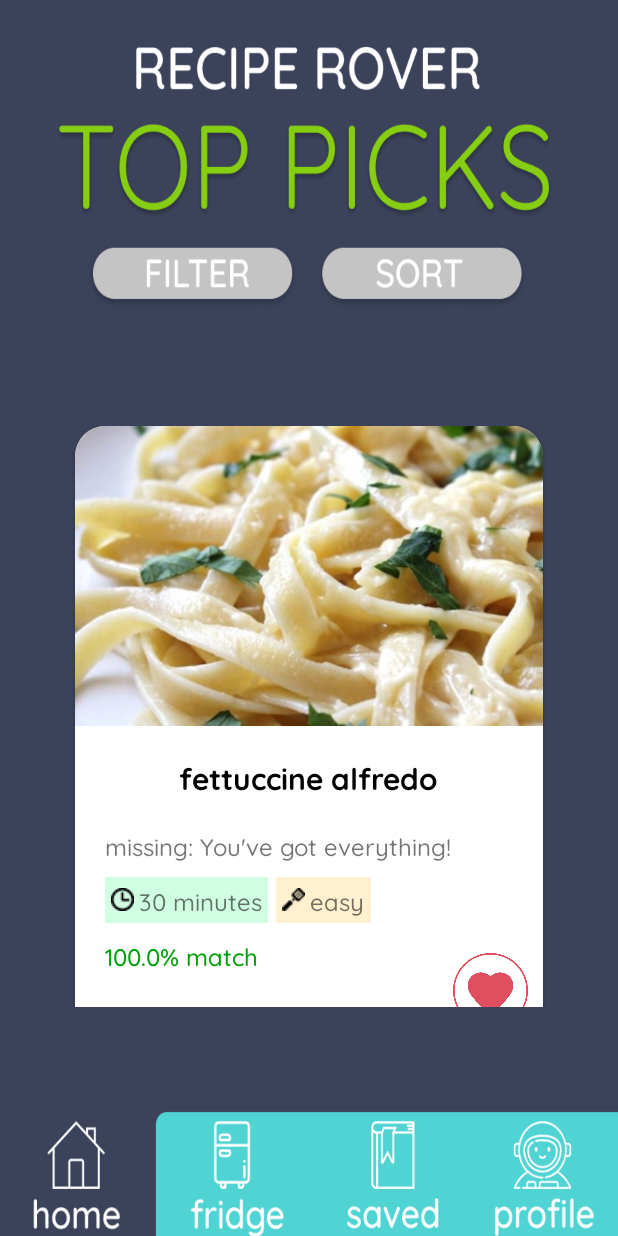
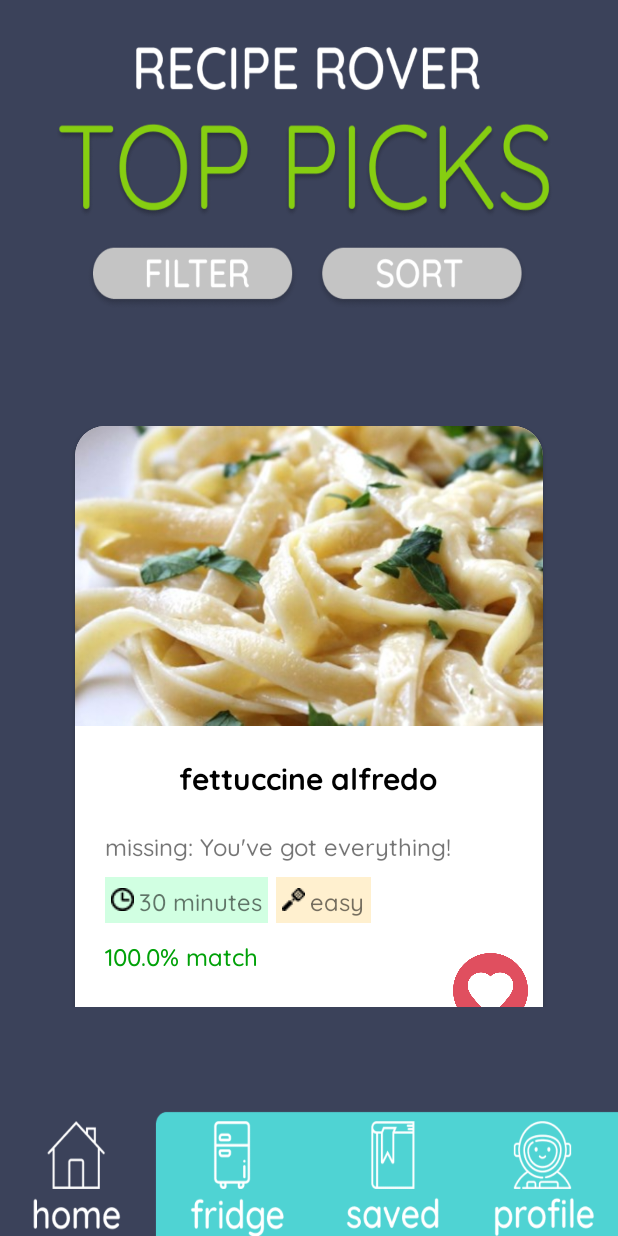
Before and after one commit to aylinev2/recipe-rover, an Android app: the screen it shows after launch (MainActivity), on a phone screen of 412 x 824 dp. Run offline under Robolectric (Android 15) with nearby library versions, the phone set to English and light mode, and no system bars.

Commit message:
Added the favourite/unfavourite logic to main page

```diff
--- a/app/src/main/java/cs465/illinois/project/MainActivity.java
+++ b/app/src/main/java/cs465/illinois/project/MainActivity.java
@@ -9,10 +9,12 @@ import android.content.Intent;
 import android.graphics.Color;
 import android.graphics.drawable.Drawable;
 import android.os.Bundle;
+import android.util.Log;
 import android.view.View;
 import android.widget.AdapterView;
 import android.widget.Button;
 import android.widget.Filter;
+import android.widget.Toast;
 
 import java.util.ArrayList;
 
@@ -69,7 +71,22 @@ public class MainActivity extends AppCompatActivity implements View.OnClickListe
 
         recipes = new ArrayList<Recipe>();
 
-        adapter = new RecipeAdapter(this, recipes);
+        adapter = new RecipeAdapter(this, recipes, new RecipeAdapterListener() {
+            @Override
+            public void favouriteButtonOnClick(View v, int position) {
+                //Toast.makeText(v.getContext(), "ITEM PRESSED = " + position, Toast.LENGTH_SHORT).show();
+                //position indicates what recipe was clicked on
+                if(v.getBackground().getConstantState() == getResources().getDrawable(R.drawable.heartfilled).getConstantState()) {
+                    //flip background image
+                    v.setBackgroundResource(R.drawable.heart);
+                    //flip the favourited boolean
+                    recipes.get(position).setFavorited(false);
+                } else if(v.getBackground().getConstantState() == getResources().getDrawable(R.drawable.heart).getConstantState()) {
+                    v.setBackgroundResource(R.drawable.heartfilled);
+                    recipes.get(position).setFavorited(true);
+                }
+            }
+        });
         recyclerView.setAdapter(adapter);
         loadRecipes();
 
--- a/app/src/main/java/cs465/illinois/project/RecipeAdapter.java
+++ b/app/src/main/java/cs465/illinois/project/RecipeAdapter.java
@@ -13,10 +13,12 @@ import java.util.ArrayList;
 public class RecipeAdapter extends RecyclerView.Adapter<RecipeHolder> {
     private Context context;
     private ArrayList<Recipe> recipes;
+    public static RecipeAdapterListener onClickListener;
 
-    public RecipeAdapter(Context context, ArrayList<Recipe> recipes){
+    public RecipeAdapter(Context context, ArrayList<Recipe> recipes, RecipeAdapterListener listener){
         this.context = context;
         this.recipes = recipes;
+        this.onClickListener = listener;
     }
 
     @NonNull
--- /dev/null
+++ b/app/src/main/java/cs465/illinois/project/RecipeAdapterListener.java
@@ -0,0 +1,7 @@
+package cs465.illinois.project;
+
+import android.view.View;
+
+public interface RecipeAdapterListener {
+    void favouriteButtonOnClick(View v, int position);
+}
--- a/app/src/main/java/cs465/illinois/project/RecipeHolder.java
+++ b/app/src/main/java/cs465/illinois/project/RecipeHolder.java
@@ -23,6 +23,13 @@ public class RecipeHolder extends RecyclerView.ViewHolder {
         txtMissingIngredients = itemView.findViewById(R.id.txtMissingIngredients);
         txtPercentMatch = itemView.findViewById(R.id.txtPercentMatch);
         btnMainFavorited = itemView.findViewById(R.id.btnMainFavorited);
+
+        btnMainFavorited.setOnClickListener(new View.OnClickListener() {
+            @Override
+            public void onClick(View v) {
+                RecipeAdapter.onClickListener.favouriteButtonOnClick(v, getAdapterPosition());
+            }
+        });
     }
 
     public void setInfo(Recipe recipe, int position) {
--- a/app/src/main/res/layout/fav_row_item.xml
+++ b/app/src/main/res/layout/fav_row_item.xml
@@ -46,7 +46,7 @@
 
             android:layout_margin="10dp"
 
-            android:background="@drawable/heartfilled"
+            android:background="@drawable/heart"
             />
 
 
--- a/app/src/main/res/layout/main_page_row_item.xml
+++ b/app/src/main/res/layout/main_page_row_item.xml
@@ -121,7 +121,7 @@
                 android:layout_below="@+id/txtDifficulty"
                 android:layout_alignParentRight="true"
 
-                android:background="@drawable/heartfilled"
+                android:background="@drawable/heart"
                 />
 
         </RelativeLayout>
```
Also changed, not shown: app/src/main/java/cs465/illinois/project/Recipe.java (+13 -3 lines), 2 other files.
